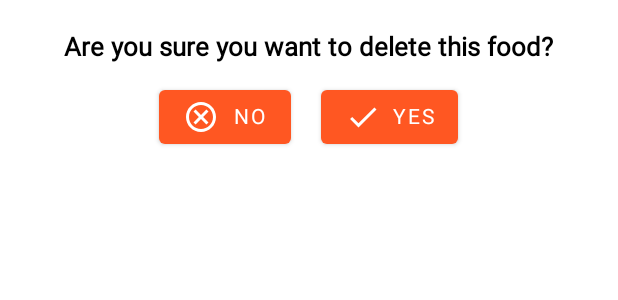
After one commit to alirezabashi98/Food-Ali-Xml, an Android app: the layout layout_delete_food.xml on its own in the app's theme, with its tools: preview values and no code run, on a phone screen of 412 x 824 dp. The commit adds this screen. Shown: the top 300 px of the screen. Run offline under Robolectric (Android 15) with nearby library versions, the phone set to English and light mode, and no system bars.

Commit message:
Added deleting feeds and updating feeds

```diff
--- /dev/null
+++ b/app/src/main/res/drawable/ic_cancel.xml
@@ -0,0 +1,5 @@
+<vector android:height="24dp" android:tint="#000000"
+    android:viewportHeight="24" android:viewportWidth="24"
+    android:width="24dp" xmlns:android="http://schemas.android.com/apk/res/android">
+    <path android:fillColor="@android:color/white" android:pathData="M12,2C6.47,2 2,6.47 2,12s4.47,10 10,10 10,-4.47 10,-10S17.53,2 12,2zM12,20c-4.41,0 -8,-3.59 -8,-8s3.59,-8 8,-8 8,3.59 8,8 -3.59,8 -8,8zM15.59,7L12,10.59 8.41,7 7,8.41 10.59,12 7,15.59 8.41,17 12,13.41 15.59,17 17,15.59 13.41,12 17,8.41z"/>
+</vector>
--- /dev/null
+++ b/app/src/main/res/layout/layout_delete_food.xml
@@ -0,0 +1,46 @@
+<?xml version="1.0" encoding="utf-8"?>
+<LinearLayout xmlns:android="http://schemas.android.com/apk/res/android"
+    android:layout_width="match_parent"
+    android:layout_height="match_parent"
+    android:orientation="vertical"
+    android:padding="10dp">
+
+    <TextView
+        android:layout_width="wrap_content"
+        android:layout_height="wrap_content"
+        android:layout_gravity="center_horizontal"
+        android:text="Are you sure you want to delete this food?"
+        android:textColor="@color/black"
+        android:textStyle="bold"
+        android:textSize="17sp"
+        android:paddingVertical="7dp"/>
+
+    <LinearLayout
+        android:layout_width="match_parent"
+        android:layout_height="wrap_content"
+        android:orientation="horizontal"
+        android:gravity="center_horizontal">
+
+        <com.google.android.material.button.MaterialButton
+            android:id="@+id/cancel_button"
+            android:text="No"
+            android:layout_marginHorizontal="10dp"
+            android:drawableLeft="@drawable/ic_cancel"
+            android:drawableTint="@color/white"
+            android:drawablePadding="5dp"
+            android:layout_width="wrap_content"
+            android:layout_height="wrap_content"/>
+
+        <com.google.android.material.button.MaterialButton
+            android:id="@+id/delete_button"
+            android:text="Yes"
+            android:drawableLeft="@drawable/ic_done"
+            android:drawableTint="@color/white"
+            android:drawablePadding="5dp"
+            android:layout_marginHorizontal="10dp"
+            android:layout_width="wrap_content"
+            android:layout_height="wrap_content"/>
+
+    </LinearLayout>
+
+</LinearLayout>
```
Also changed, not shown: app/src/main/java/com/alirezabashi98/foodalixml/MainActivity.kt (+56 -6 lines), app/src/main/java/com/alirezabashi98/foodalixml/adapter/FoodAdapter.kt (+17 -6 lines), app/src/main/res/layout/layout_add_food.xml (+26 -8 lines).
